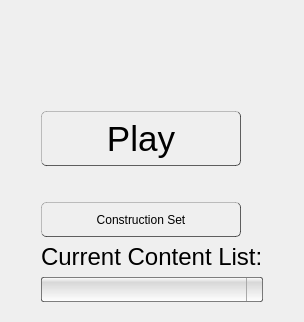
Qt form files/ui/playpage.ui (OpenMW/openmw) before a commit.
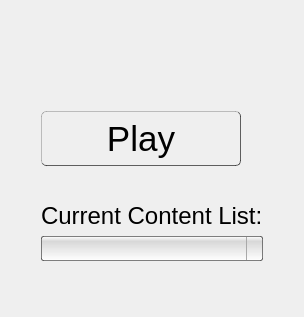
The same form after that commit. Icons and pictures are not drawn.

Commit message: finalize cs button on bottom left

Patch:
```diff
--- a/files/ui/playpage.ui
+++ b/files/ui/playpage.ui
@@ -31,7 +31,7 @@
       <property name="rightMargin">
        <number>30</number>
       </property>
-      <item row="3" column="1">
+      <item row="2" column="1">
        <widget class="QLabel" name="profileLabel">
         <property name="styleSheet">
          <string notr="true">#profileLabel {
@@ -45,7 +45,7 @@
         </property>
        </widget>
       </item>
-      <item row="4" column="1">
+      <item row="3" column="1">
        <widget class="QComboBox" name="profilesComboBox">
         <property name="styleSheet">
          <string notr="true">#profilesComboBox {
@@ -103,7 +103,7 @@
         </property>
        </widget>
       </item>
-      <item row="5" column="1">
+      <item row="4" column="1">
        <spacer name="verticalSpacer">
         <property name="orientation">
          <enum>Qt::Vertical</enum>
@@ -179,68 +179,6 @@
         </property>
        </widget>
       </item>
-      <item row="2" column="1">
-       <widget class="QPushButton" name="csButton">
-        <property name="minimumSize">
-         <size>
-          <width>200</width>
-          <height>35</height>
-         </size>
-        </property>
-        <property name="maximumSize">
-         <size>
-          <width>200</width>
-          <height>35</height>
-         </size>
-        </property>
-        <property name="styleSheet">
-         <string notr="true">#csButton {
-    height: 50px;
-
-    background-color: qlineargradient(spread:pad, x1:0, y1:0, x2:0, y2:1,
-        stop:0 rgba(255, 255, 255, 200),
-        stop:0.1 rgba(255, 255, 255, 15),
-        stop:0.49 rgba(255, 255, 255, 75),
-        stop:0.5 rgba(0, 0, 0, 0),
-        stop:0.9 rgba(0, 0, 0, 55),
-        stop:1 rgba(0, 0, 0, 100));
-
-    font-size: 9pt;
-    color: black;
-
-    border-right: 1px solid rgba(0, 0, 0, 155);
-    border-left: 1px solid rgba(0, 0, 0, 55);
-    border-top: 1px solid rgba(0, 0, 0, 55);
-    border-bottom: 1px solid rgba(0, 0, 0, 155);
-
-    border-radius: 5px;
-}
-
-#csButton:hover {
-    border-bottom: qlineargradient(spread:pad, x1:0, y1:1, x2:0, y2:0, stop:0 rgba(164, 192, 228, 255), stop:1 rgba(255, 255, 255, 0));
-    border-top: qlineargradient(spread:pad, x1:0, y1:0, x2:0, y2:1, stop:0 rgba(164, 192, 228, 255), stop:1 rgba(255, 255, 255, 0));
-    border-right: qlineargradient(spread:pad, x1:1, y1:0, x2:0, y2:0, stop:0 rgba(164, 192, 228, 255), stop:1 rgba(255, 255, 255, 0));
-    border-left: qlineargradient(spread:pad, x1:0, y1:0, x2:1, y2:0, stop:0 rgba(164, 192, 228, 255), stop:1 rgba(255, 255, 255, 0));
-    border-width: 2px;
-    border-style: solid;
-}
-
-#csButton:pressed {
-    background: qlineargradient(x1:0, y1:0, x2:0, y2:1,
-        stop:0 rgba(0, 0, 0, 75),
-        stop:0.1 rgba(0, 0, 0, 15),
-        stop:0.2 rgba(255, 255, 255, 55)
-        stop:0.95 rgba(255, 255, 255, 55),
-        stop:1 rgba(255, 255, 255, 155));
-
-    border: 1px solid rgba(0, 0, 0, 55);
-}</string>
-        </property>
-        <property name="text">
-         <string>Construction Set</string>
-        </property>
-       </widget>
-      </item>
      </layout>
     </widget>
    </item>
```
The commit also changes 4 other files.
